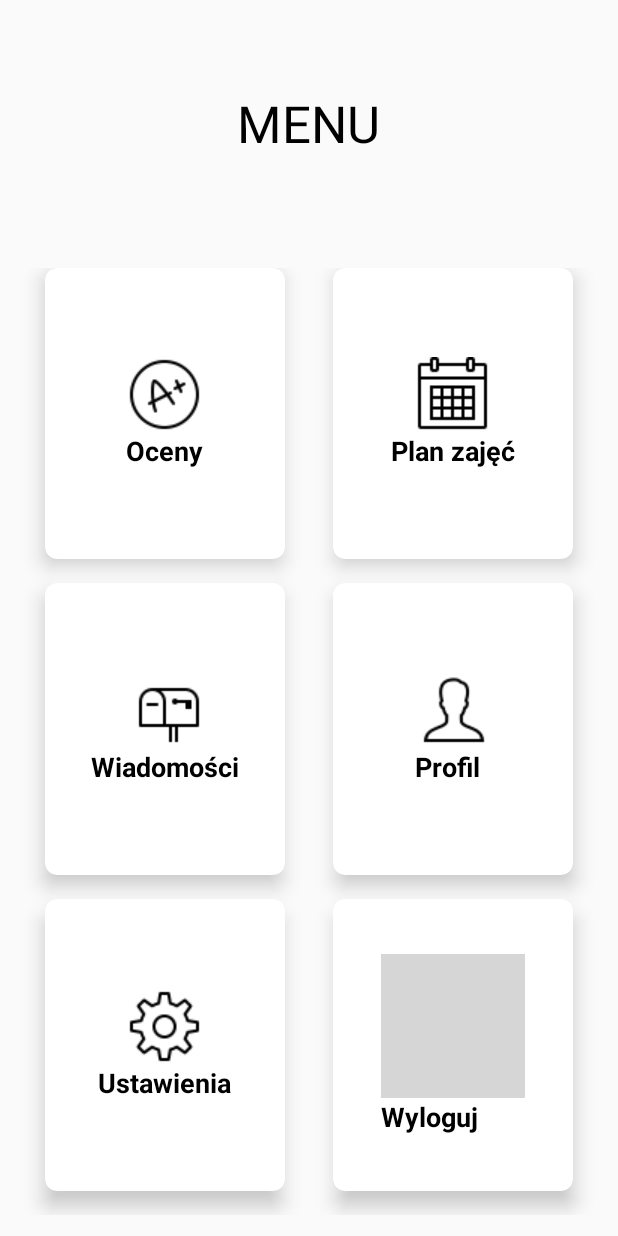
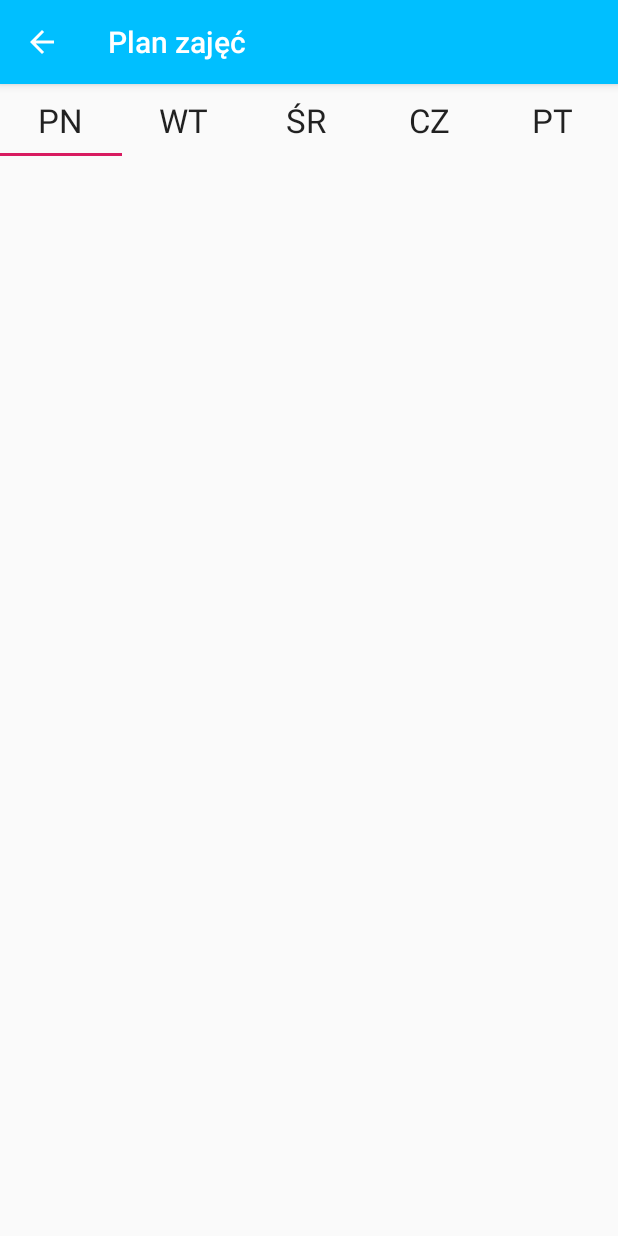
Before and after one commit to zieto/eregister-mobile, an Android app: the Menu screen opened directly, with no data from a screen before it, after a tap on "Plan zajęć", on a phone screen of 412 x 824 dp. Run offline under Robolectric (Android 15) with nearby library versions, the phone set to English and light mode, and no system bars; grey boxes are pictures that could not be loaded.

Commit message:
minor fixes

```diff
--- a/app/src/main/java/com/umk/apka/ListaPrzedmiotow.java
+++ b/app/src/main/java/com/umk/apka/ListaPrzedmiotow.java
@@ -8,7 +8,10 @@ import android.view.View;
 import android.widget.AdapterView;
 import android.widget.ArrayAdapter;
 import android.widget.ListView;
-import android.widget.Toast;
+
+import com.umk.apka.data.Dane_ang;
+import com.umk.apka.data.Dane_mat;
+import com.umk.apka.data.Dane_pol;
 
 import java.util.ArrayList;
 
--- a/app/src/main/java/com/umk/apka/MainActivity.java
+++ b/app/src/main/java/com/umk/apka/MainActivity.java
@@ -28,8 +28,8 @@ public class MainActivity extends AppCompatActivity {
         }
         super.onCreate(savedInstanceState);
         setContentView(R.layout.activity_main);
-        EmailET = (EditText) findViewById(R.id.emailET);
-        PasswordET = (EditText) findViewById(R.id.passwordET);
+        EmailET = findViewById(R.id.emailET);
+        PasswordET = findViewById(R.id.passwordET);
     }
 
     public void OnLogin(View view){
--- a/app/src/main/java/com/umk/apka/Menu.java
+++ b/app/src/main/java/com/umk/apka/Menu.java
@@ -45,11 +45,13 @@ public class Menu extends AppCompatActivity {
                     }
                     else if (finalI == 1){
                         /*plan_zajec*/
-                        Toast.makeText(Menu.this,"Tu będzie plan zajęć", Toast.LENGTH_SHORT).show();
+                        Intent i = new Intent(Menu.this, PlanZajec.class);
+                        startActivity(i);
                     }
                     else if (finalI == 2){
                         /*wiadomosci*/
-                        Toast.makeText(Menu.this,"Tu będą wiadomości", Toast.LENGTH_SHORT).show();
+                        Intent i = new Intent(Menu.this, Wiadomosci.class);
+                        startActivity(i);
                     }
                     else if (finalI == 3){
                         /*placeholder*/
--- /dev/null
+++ b/app/src/main/java/com/umk/apka/PlanZajec.java
@@ -0,0 +1,24 @@
+package com.umk.apka;
+
+import androidx.appcompat.app.ActionBar;
+import androidx.appcompat.app.AppCompatActivity;
+
+import android.os.Bundle;
+
+public class PlanZajec extends AppCompatActivity {
+
+    @Override
+    protected void onCreate(Bundle savedInstanceState) {
+        super.onCreate(savedInstanceState);
+        setContentView(R.layout.activity_plan_zajec);
+        ActionBar actionBar = getSupportActionBar();
+        actionBar.setTitle("Plan zajęć");
+        actionBar.setDisplayHomeAsUpEnabled(true);
+    }
+
+    @Override
+    public boolean onSupportNavigateUp() {
+        finish();
+        return true;
+    }
+}
--- a/app/src/main/res/layout/activity_dane.xml
+++ b/app/src/main/res/layout/activity_dane.xml
@@ -4,7 +4,7 @@
     xmlns:tools="http://schemas.android.com/tools"
     android:layout_width="match_parent"
     android:layout_height="match_parent"
-    tools:context=".Dane_pol">
+    tools:context=".data.Dane_pol">
 
 
     <ListView
--- a/app/src/main/res/layout/activity_dane_ang.xml
+++ b/app/src/main/res/layout/activity_dane_ang.xml
@@ -4,7 +4,7 @@
     xmlns:tools="http://schemas.android.com/tools"
     android:layout_width="match_parent"
     android:layout_height="match_parent"
-    tools:context=".Dane_pol">
+    tools:context=".data.Dane_pol">
 
     <ListView
         android:id="@+id/listView"
--- a/app/src/main/res/layout/activity_dane_mat.xml
+++ b/app/src/main/res/layout/activity_dane_mat.xml
@@ -4,7 +4,7 @@
     xmlns:tools="http://schemas.android.com/tools"
     android:layout_width="match_parent"
     android:layout_height="match_parent"
-    tools:context=".Dane_pol">
+    tools:context=".data.Dane_pol">
 
     <ListView
         android:id="@+id/listView"
--- a/app/src/main/res/layout/activity_lista_przedmiotow.xml
+++ b/app/src/main/res/layout/activity_lista_przedmiotow.xml
@@ -4,7 +4,7 @@
     xmlns:tools="http://schemas.android.com/tools"
     android:layout_width="match_parent"
     android:layout_height="match_parent"
-    tools:context=".Dane_pol">
+    tools:context=".data.Dane_pol">
 
     <ListView
         android:id="@+id/listView"
--- /dev/null
+++ b/app/src/main/res/layout/activity_plan_zajec.xml
@@ -0,0 +1,41 @@
+<?xml version="1.0" encoding="utf-8"?>
+<androidx.constraintlayout.widget.ConstraintLayout xmlns:android="http://schemas.android.com/apk/res/android"
+    xmlns:app="http://schemas.android.com/apk/res-auto"
+    xmlns:tools="http://schemas.android.com/tools"
+    android:layout_width="match_parent"
+    android:layout_height="match_parent"
+    tools:context=".PlanZajec">
+
+    <com.google.android.material.tabs.TabLayout
+        android:layout_width="409dp"
+        android:layout_height="wrap_content"
+        app:layout_constraintTop_toTopOf="parent"
+        app:tabTextAppearance="@style/TextAppearance.AppCompat.Large"
+        tools:layout_editor_absoluteX="1dp">
+
+        <com.google.android.material.tabs.TabItem
+            android:layout_width="wrap_content"
+            android:layout_height="wrap_content"
+            android:text="PN" />
+
+        <com.google.android.material.tabs.TabItem
+            android:layout_width="wrap_content"
+            android:layout_height="wrap_content"
+            android:text="WT" />
+
+        <com.google.android.material.tabs.TabItem
+            android:layout_width="wrap_content"
+            android:layout_height="wrap_content"
+            android:text="ŚR" />
+
+        <com.google.android.material.tabs.TabItem
+            android:layout_width="wrap_content"
+            android:layout_height="wrap_content"
+            android:text="CZ" />
+
+        <com.google.android.material.tabs.TabItem
+            android:layout_width="wrap_content"
+            android:layout_height="wrap_content"
+            android:text="PT" />
+    </com.google.android.material.tabs.TabLayout>
+</androidx.constraintlayout.widget.ConstraintLayout>
```
Also changed, not shown: app/src/main/AndroidManifest.xml (+6 -4 lines), app/src/main/java/com/umk/apka/SettingsActivity.java (+7 -3 lines), app/src/main/java/com/umk/apka/Wiadomosci.java (added, +24 -0 lines), app/src/main/java/com/umk/apka/data/Dane_ang.java (renamed from app/src/main/java/com/umk/apka/Dane_mat.java, +8 -6 lines), app/src/main/java/com/umk/apka/data/Dane_mat.java (renamed from app/src/main/java/com/umk/apka/Dane_pol.java, +7 -11 lines), app/src/main/java/com/umk/apka/data/Dane_pol.java (renamed from app/src/main/java/com/umk/apka/Dane_ang.java, +14 -6 lines), app/src/main/res/layout/activity_wiadomosci.xml (added, +27 -0 lines).
